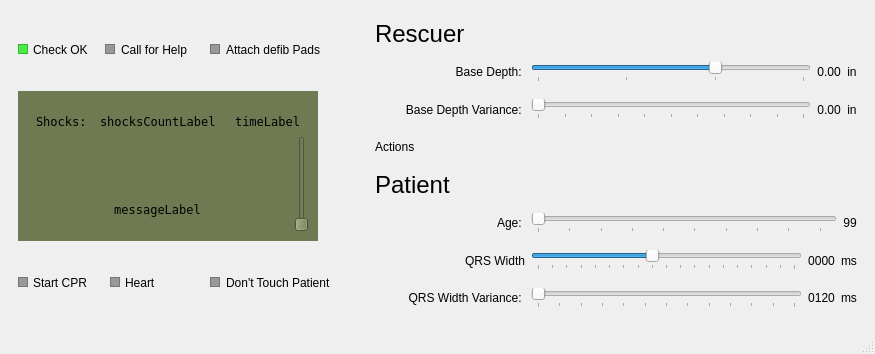
Above: aed/mainwindow.ui from HamzaAlsarakbi/AEDSimulator before the change. Below: the same form after it.
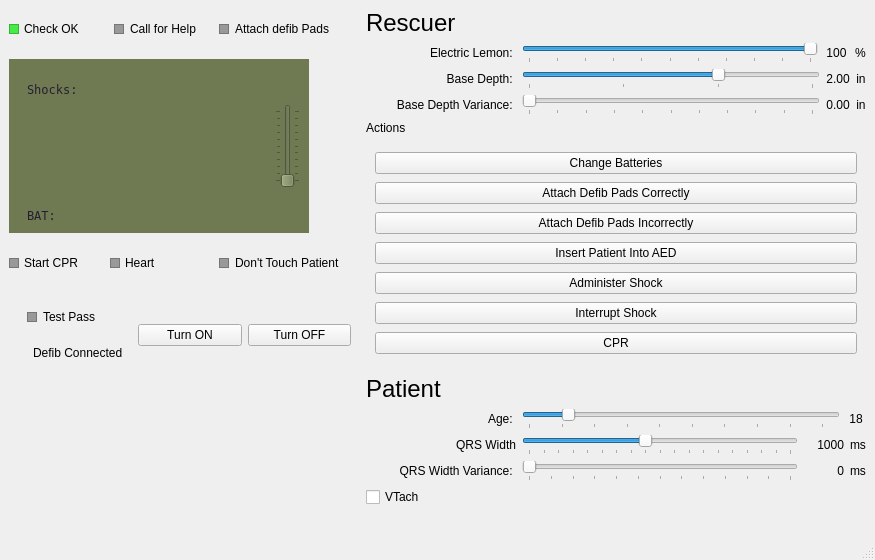
That is the form after the change.

What changed in the file:
```diff
--- a/aed/mainwindow.ui
+++ b/aed/mainwindow.ui
@@ -7,16 +7,22 @@
     <x>0</x>
     <y>0</y>
     <width>875</width>
-    <height>354</height>
+    <height>560</height>
    </rect>
   </property>
   <property name="windowTitle">
    <string>MainWindow</string>
   </property>
   <widget class="QWidget" name="centralwidget">
-   <layout class="QHBoxLayout" name="horizontalLayout_20">
-    <item>
      <widget class="QWidget" name="verticalWidget" native="true">
+    <property name="geometry">
+     <rect>
+      <x>9</x>
+      <y>9</y>
+      <width>351</width>
+      <height>368</height>
+     </rect>
+    </property>
       <property name="minimumSize">
        <size>
         <width>338</width>
@@ -66,7 +72,7 @@
           </layout>
          </item>
          <item>
-          <widget class="QWidget" name="" native="true">
+        <widget class="QWidget" name="widget" native="true">
            <property name="minimumSize">
             <size>
              <width>100</width>
@@ -107,7 +113,7 @@
           </widget>
          </item>
          <item>
-          <widget class="QWidget" name="" native="true">
+        <widget class="QWidget" name="widget" native="true">
            <property name="minimumSize">
             <size>
              <width>150</width>
@@ -208,7 +214,7 @@
                 </font>
                </property>
                <property name="text">
-                <string>Shocks: </string>
+              <string>&lt;html&gt;&lt;head/&gt;&lt;body&gt;&lt;p&gt;&lt;span style=&quot; color:#241f31;&quot;&gt;Shocks: &lt;/span&gt;&lt;/p&gt;&lt;/body&gt;&lt;/html&gt;</string>
                </property>
                <property name="alignment">
                 <set>Qt::AlignLeading|Qt::AlignLeft|Qt::AlignTop</set>
@@ -235,7 +241,7 @@
                 </font>
                </property>
                <property name="text">
-                <string>shocksCountLabel</string>
+              <string/>
                </property>
                <property name="alignment">
                 <set>Qt::AlignLeading|Qt::AlignLeft|Qt::AlignTop</set>
@@ -262,7 +268,7 @@
                 </font>
                </property>
                <property name="text">
-                <string>timeLabel</string>
+              <string/>
                </property>
                <property name="alignment">
                 <set>Qt::AlignRight|Qt::AlignTop|Qt::AlignTrailing</set>
@@ -295,7 +301,7 @@
                  </font>
                 </property>
                 <property name="text">
-                 <string>messageLabel</string>
+               <string/>
                 </property>
                 <property name="alignment">
                  <set>Qt::AlignCenter</set>
@@ -312,6 +318,9 @@
                 <verstretch>0</verstretch>
                </sizepolicy>
               </property>
+            <property name="maximum">
+             <number>100</number>
+            </property>
               <property name="tracking">
                <bool>false</bool>
               </property>
@@ -321,10 +330,94 @@
               <property name="invertedAppearance">
                <bool>false</bool>
               </property>
+            <property name="tickPosition">
+             <enum>QSlider::TicksBothSides</enum>
+            </property>
+            <property name="tickInterval">
+             <number>10</number>
+            </property>
              </widget>
             </item>
            </layout>
           </item>
+        <item>
+         <widget class="QWidget" name="horizontalWidget_5" native="true">
+          <property name="minimumSize">
+           <size>
+            <width>0</width>
+            <height>30</height>
+           </size>
+          </property>
+          <property name="maximumSize">
+           <size>
+            <width>16777215</width>
+            <height>20</height>
+           </size>
+          </property>
+          <layout class="QHBoxLayout" name="horizontalLayout_20">
+           <item>
+            <widget class="QLabel" name="label_18">
+             <property name="sizePolicy">
+              <sizepolicy hsizetype="Minimum" vsizetype="Minimum">
+               <horstretch>0</horstretch>
+               <verstretch>0</verstretch>
+              </sizepolicy>
+             </property>
+             <property name="minimumSize">
+              <size>
+               <width>0</width>
+               <height>20</height>
+              </size>
+             </property>
+             <property name="maximumSize">
+              <size>
+               <width>16777215</width>
+               <height>16777215</height>
+              </size>
+             </property>
+             <property name="font">
+              <font>
+               <family>DejaVu Sans Mono</family>
+              </font>
+             </property>
+             <property name="text">
+              <string>&lt;html&gt;&lt;head/&gt;&lt;body&gt;&lt;p&gt;&lt;span style=&quot; color:#241f31;&quot;&gt;BAT:&lt;/span&gt;&lt;/p&gt;&lt;/body&gt;&lt;/html&gt;</string>
+             </property>
+             <property name="alignment">
+              <set>Qt::AlignLeading|Qt::AlignLeft|Qt::AlignTop</set>
+             </property>
+            </widget>
+           </item>
+           <item>
+            <widget class="QLabel" name="batteryLabel">
+             <property name="sizePolicy">
+              <sizepolicy hsizetype="Expanding" vsizetype="Preferred">
+               <horstretch>0</horstretch>
+               <verstretch>0</verstretch>
+              </sizepolicy>
+             </property>
+             <property name="minimumSize">
+              <size>
+               <width>0</width>
+               <height>20</height>
+              </size>
+             </property>
+             <property name="font">
+              <font>
+               <family>DejaVu Sans Mono</family>
+              </font>
+             </property>
+             <property name="text">
+              <string/>
+             </property>
+             <property name="alignment">
+              <set>Qt::AlignLeading|Qt::AlignLeft|Qt::AlignTop</set>
+             </property>
+            </widget>
+           </item>
+          </layout>
+         </widget>
+        </item>
          </layout>
         </widget>
        </item>
@@ -425,7 +518,7 @@
           </layout>
          </item>
          <item>
-          <widget class="QWidget" name="" native="true">
+        <widget class="QWidget" name="widget" native="true">
            <property name="minimumSize">
             <size>
              <width>150</width>
@@ -467,11 +560,141 @@
          </item>
         </layout>
        </item>
+     <item>
+      <widget class="QWidget" name="horizontalWidget" native="true">
+       <property name="minimumSize">
+        <size>
+         <width>0</width>
+         <height>10</height>
+        </size>
+       </property>
+       <layout class="QHBoxLayout" name="horizontalLayout_3">
+        <item>
+         <layout class="QVBoxLayout" name="verticalLayout_9">
+          <item>
+           <widget class="QWidget" name="widget" native="true">
+            <property name="minimumSize">
+             <size>
+              <width>0</width>
+              <height>30</height>
+             </size>
+            </property>
+            <property name="maximumSize">
+             <size>
+              <width>16777215</width>
+              <height>30</height>
+             </size>
+            </property>
+            <layout class="QHBoxLayout" name="horizontalLayout_16">
+             <item>
+              <widget class="QFrame" name="testPassIndicator">
+               <property name="maximumSize">
+                <size>
+                 <width>10</width>
+                 <height>10</height>
+                </size>
+               </property>
+               <property name="styleSheet">
+                <string notr="true">background: hsl(120, 00%, 60%);</string>
+               </property>
+               <property name="frameShape">
+                <enum>QFrame::StyledPanel</enum>
+               </property>
+               <property name="frameShadow">
+                <enum>QFrame::Raised</enum>
+               </property>
+              </widget>
+             </item>
+             <item>
+              <widget class="QLabel" name="label_13">
+               <property name="autoFillBackground">
+                <bool>false</bool>
+               </property>
+               <property name="text">
+                <string>Test Pass</string>
+               </property>
+              </widget>
+             </item>
       </layout>
      </widget>
     </item>
     <item>
+           <widget class="QWidget" name="widget_3" native="true">
+            <property name="minimumSize">
+             <size>
+              <width>0</width>
+              <height>30</height>
+             </size>
+            </property>
+            <property name="maximumSize">
+             <size>
+              <width>16777215</width>
+              <height>30</height>
+             </size>
+            </property>
+            <layout class="QHBoxLayout" name="horizontalLayout_22">
+             <item>
+              <widget class="QFrame" name="testPassIndicator_3">
+               <property name="maximumSize">
+                <size>
+                 <width>10</width>
+                 <height>10</height>
+                </size>
+               </property>
+               <property name="styleSheet">
+                <string notr="true">background: hsl(120, 00%, 60%);</string>
+               </property>
+               <property name="frameShape">
+                <enum>QFrame::StyledPanel</enum>
+               </property>
+               <property name="frameShadow">
+                <enum>QFrame::Raised</enum>
+               </property>
+              </widget>
+             </item>
+             <item>
+              <widget class="QLabel" name="label_21">
+               <property name="autoFillBackground">
+                <bool>false</bool>
+               </property>
+               <property name="text">
+                <string>Defib Connected</string>
+               </property>
+              </widget>
+             </item>
+            </layout>
+           </widget>
+          </item>
+         </layout>
+        </item>
+        <item>
+         <widget class="QPushButton" name="turnOnButton">
+          <property name="text">
+           <string>Turn ON</string>
+          </property>
+         </widget>
+        </item>
+        <item>
+         <widget class="QPushButton" name="turnOffButton">
+          <property name="text">
+           <string>Turn OFF</string>
+          </property>
+         </widget>
+        </item>
+       </layout>
+      </widget>
+     </item>
+    </layout>
+   </widget>
      <widget class="QWidget" name="verticalWidget_2" native="true">
+    <property name="geometry">
+     <rect>
+      <x>366</x>
+      <y>9</y>
+      <width>500</width>
+      <height>498</height>
+     </rect>
+    </property>
       <property name="minimumSize">
        <size>
         <width>500</width>
@@ -488,6 +711,89 @@
            </property>
           </widget>
          </item>
+       <item>
+        <layout class="QHBoxLayout" name="horizontalLayout_23">
+         <item>
+          <widget class="QLabel" name="label_22">
+           <property name="minimumSize">
+            <size>
+             <width>150</width>
+             <height>0</height>
+            </size>
+           </property>
+           <property name="text">
+            <string>Electric Lemon: </string>
+           </property>
+           <property name="alignment">
+            <set>Qt::AlignRight|Qt::AlignTrailing|Qt::AlignVCenter</set>
+           </property>
+          </widget>
+         </item>
+         <item>
+          <widget class="QSlider" name="batterySlider">
+           <property name="maximum">
+            <number>100</number>
+           </property>
+           <property name="value">
+            <number>100</number>
+           </property>
+           <property name="orientation">
+            <enum>Qt::Horizontal</enum>
+           </property>
+           <property name="tickPosition">
+            <enum>QSlider::TicksBelow</enum>
+           </property>
+           <property name="tickInterval">
+            <number>10</number>
+           </property>
+          </widget>
+         </item>
+         <item>
+          <widget class="QLabel" name="batterySliderLabel">
+           <property name="minimumSize">
+            <size>
+             <width>25</width>
+             <height>0</height>
+            </size>
+           </property>
+           <property name="maximumSize">
+            <size>
+             <width>16777215</width>
+             <height>16777215</height>
+            </size>
+           </property>
+           <property name="text">
+            <string>100</string>
+           </property>
+           <property name="alignment">
+            <set>Qt::AlignCenter</set>
+           </property>
+          </widget>
+         </item>
+         <item>
+          <widget class="QLabel" name="qrsWidthLabel_6">
+           <property name="minimumSize">
+            <size>
+             <width>0</width>
+             <height>0</height>
+            </size>
+           </property>
+           <property name="maximumSize">
+            <size>
+             <width>16777215</width>
+             <height>16777215</height>
+            </size>
+           </property>
+           <property name="text">
+            <string>%</string>
+           </property>
+           <property name="alignment">
+            <set>Qt::AlignCenter</set>
+           </property>
+          </widget>
+         </item>
+        </layout>
+       </item>
          <item>
           <layout class="QHBoxLayout" name="horizontalLayout_15">
            <item>
@@ -540,7 +846,7 @@
               </size>
              </property>
              <property name="text">
-              <string>0.00</string>
+            <string>2.00</string>
              </property>
              <property name="alignment">
               <set>Qt::AlignCenter</set>
@@ -661,7 +967,116 @@
             </widget>
            </item>
            <item>
-            <layout class="QVBoxLayout" name="actionsWidget"/>
+          <widget class="QWidget" name="widget_2" native="true">
+           <property name="sizePolicy">
+            <sizepolicy hsizetype="Preferred" vsizetype="Expanding">
+             <horstretch>0</horstretch>
+             <verstretch>0</verstretch>
+            </sizepolicy>
+           </property>
+           <property name="minimumSize">
+            <size>
+             <width>0</width>
+             <height>20</height>
+            </size>
+           </property>
+           <layout class="QVBoxLayout" name="actionsWidget">
+            <item>
+             <widget class="QPushButton" name="changeBatteriesButton">
+              <property name="enabled">
+               <bool>true</bool>
+              </property>
+              <property name="styleSheet">
+               <string notr="true"/>
+              </property>
+              <property name="text">
+               <string>Change Batteries</string>
+              </property>
+              <property name="flat">
+               <bool>false</bool>
+              </property>
+             </widget>
+            </item>
+            <item>
+             <widget class="QPushButton" name="attachDefibPadsCorrectlyButton">
+              <property name="enabled">
+               <bool>true</bool>
+              </property>
+              <property name="text">
+               <string>Attach Defib Pads Correctly</string>
+              </property>
+              <property name="flat">
+               <bool>false</bool>
+              </property>
+             </widget>
+            </item>
+            <item>
+             <widget class="QPushButton" name="attachDefibPadsIncorrectlyButton">
+              <property name="enabled">
+               <bool>true</bool>
+              </property>
+              <property name="text">
+               <string>Attach Defib Pads Incorrectly</string>
+              </property>
+              <property name="flat">
+               <bool>false</bool>
+              </property>
+             </widget>
+            </item>
+            <item>
+             <widget class="QPushButton" name="insertPatientIntoAEDButton">
+              <property name="enabled">
+               <bool>true</bool>
+              </property>
+              <property name="text">
+               <string>Insert Patient Into AED</string>
+              </property>
+              <property name="flat">
+               <bool>false</bool>
+              </property>
+             </widget>
+            </item>
+            <item>
+             <widget class="QPushButton" name="administerShockButton">
+              <property name="enabled">
+               <bool>true</bool>
+              </property>
+              <property name="text">
+               <string>Administer Shock</string>
+              </property>
+              <property name="flat">
+               <bool>false</bool>
+              </property>
+             </widget>
+            </item>
+            <item>
+             <widget class="QPushButton" name="interruptShockButton">
+              <property name="enabled">
+               <bool>true</bool>
+              </property>
+              <property name="text">
+               <string>Interrupt Shock</string>
+              </property>
+              <property name="flat">
+               <bool>false</bool>
+              </property>
+             </widget>
+            </item>
+            <item>
+             <widget class="QPushButton" name="cprButton">
+              <property name="enabled">
+               <bool>true</bool>
+              </property>
+              <property name="text">
+               <string>CPR</string>
+              </property>
+              <property name="flat">
+               <bool>false</bool>
+              </property>
+             </widget>
+            </item>
+           </layout>
+          </widget>
            </item>
           </layout>
          </item>
@@ -699,6 +1114,9 @@
              <property name="minimum">
               <number>6</number>
              </property>
+           <property name="value">
+            <number>18</number>
+           </property>
              <property name="orientation">
               <enum>Qt::Horizontal</enum>
              </property>
@@ -714,7 +1132,7 @@
             <widget class="QLabel" name="ageLabel">
              <property name="minimumSize">
               <size>
-               <width>0</width>
+             <width>20</width>
                <height>0</height>
               </size>
              </property>
@@ -725,7 +1143,7 @@
               </size>
              </property>
              <property name="text">
-              <string>99</string>
+            <string>18</string>
              </property>
              <property name="alignment">
               <set>Qt::AlignCenter</set>
@@ -778,7 +1196,7 @@
             <widget class="QLabel" name="qrsWidthLabel">
              <property name="minimumSize">
               <size>
-               <width>0</width>
+             <width>40</width>
                <height>0</height>
               </size>
              </property>
@@ -789,10 +1207,10 @@
               </size>
              </property>
              <property name="text">
-              <string>0000</string>
+            <string>1000</string>
              </property>
              <property name="alignment">
-              <set>Qt::AlignCenter</set>
+            <set>Qt::AlignRight|Qt::AlignTrailing|Qt::AlignVCenter</set>
              </property>
             </widget>
            </item>
@@ -861,7 +1279,7 @@
             <widget class="QLabel" name="qrsWidthVarianceLabel">
              <property name="minimumSize">
               <size>
-               <width>0</width>
+             <width>40</width>
                <height>0</height>
               </size>
              </property>
@@ -872,10 +1290,10 @@
               </size>
              </property>
              <property name="text">
-              <string>0120</string>
+            <string>0</string>
              </property>
              <property name="alignment">
-              <set>Qt::AlignCenter</set>
+            <set>Qt::AlignRight|Qt::AlignTrailing|Qt::AlignVCenter</set>
              </property>
             </widget>
            </item>
@@ -903,12 +1321,21 @@
            </item>
           </layout>
          </item>
+       <item>
+        <layout class="QHBoxLayout" name="horizontalLayout_24">
+         <item>
+          <widget class="QCheckBox" name="vtachCheckbox">
+           <property name="text">
+            <string>VTach</string>
+           </property>
+          </widget>
+         </item>
         </layout>
        </item>
       </layout>
-     </widget>
-    </item>
-   </layout>
+     </item>
+    </layout>
+   </widget>
   </widget>
   <widget class="QMenuBar" name="menubar">
    <property name="geometry">
```
Left out of the diff: 4 changed lines with no effect on the pictures. Lines whose indentation alone changed are shown as unchanged.
